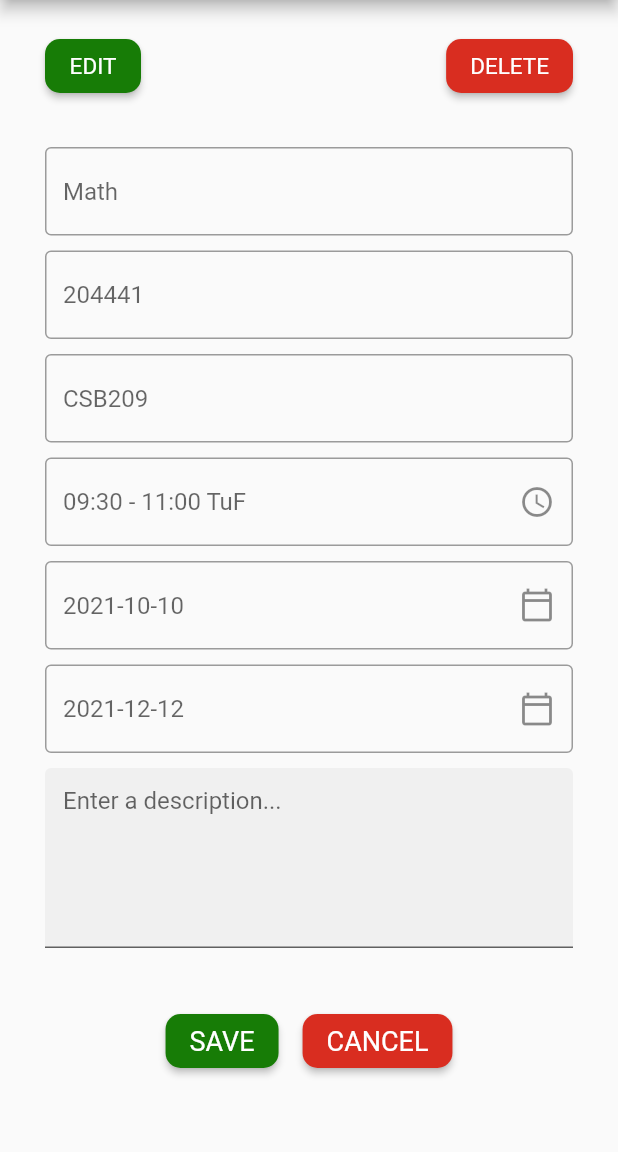
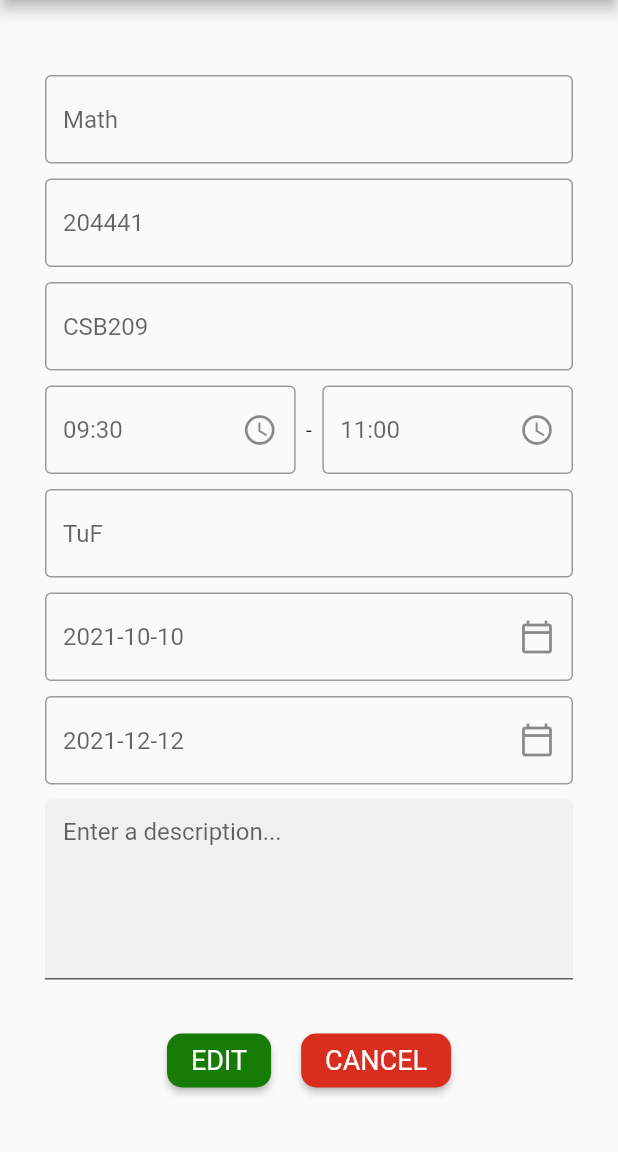
Before and after one commit to nightkuzan/scheduletdl, a Flutter app: the ScheduleManagement screen opened directly, after a tap on an icon or button, on a phone screen of 412 x 824 dp, the part 84-1236 px from its top. Run offline on Flutter 3.47's test engine with Material 2 defaults, Android fonts, the phone set to English and light mode, and no system bars; our stand-ins replace cloud_firestore, firebase_core, form_field_validator; missing offline and left inert: time_planner; accounts and stored records are empty.

Commit message:
fix edit form

```diff
--- a/lib/sch-management/edit-schedule.dart
+++ b/lib/sch-management/edit-schedule.dart
@@ -6,9 +6,11 @@ class Editschedule extends StatefulWidget {
   required this.taskname,
   required this.taskID,
   required this.taskRoom,
-  required this.taskTime,
+  required this.taskTimeStart,
   required this.taskMid,
   required this.taskFinal,
+  required this.taskTimeEnd,
+  required this.taskDay,
   });
 
 
@@ -16,9 +18,11 @@ class Editschedule extends StatefulWidget {
   final String taskname;
   final String taskID;
   final String taskRoom;
-  final String taskTime;
+  final String taskTimeStart;
   final String taskMid;
   final String taskFinal;
+  final String taskTimeEnd;
+  final String taskDay;
 
   @override
   State<Editschedule> createState() => _Editschedule();
@@ -70,33 +74,33 @@ class _Editschedule extends State<Editschedule> {
               padding: const EdgeInsets.only(left: 30, right: 30),
               child: Column(
                 children: [
-                  Row(
-                    mainAxisAlignment: MainAxisAlignment.spaceBetween,
-                    children: [
-                      ElevatedButton(
-                        onPressed: () {},
-                        style: ElevatedButton.styleFrom(
-                            backgroundColor: const Color(0xff177C06),
-                            shape: RoundedRectangleBorder(
-                                borderRadius: BorderRadius.circular(10.0)),
-                            textStyle: const TextStyle(
-                              fontSize: 15,
-                            )),
-                        child: const Text("EDIT"),
-                      ),
-                      ElevatedButton(
-                        onPressed: () {},
-                        style: ElevatedButton.styleFrom(
-                            backgroundColor: const Color(0xffD92D20),
-                            shape: RoundedRectangleBorder(
-                                borderRadius: BorderRadius.circular(10.0)),
-                            textStyle: const TextStyle(
-                              fontSize: 15,
-                            )),
-                        child: const Text("DELETE"),
-                      ),
-                    ],
-                  ),
+                  // Row(
+                  //   mainAxisAlignment: MainAxisAlignment.spaceBetween,
+                  //   children: [
+                  //     ElevatedButton(
+                  //       onPressed: () {},
+                  //       style: ElevatedButton.styleFrom(
+                  //           backgroundColor: const Color(0xff177C06),
+                  //           shape: RoundedRectangleBorder(
+                  //               borderRadius: BorderRadius.circular(10.0)),
+                  //           textStyle: const TextStyle(
+                  //             fontSize: 15,
+                  //           )),
+                  //       child: const Text("EDIT"),
+                  //     ),
+                  //     ElevatedButton(
+                  //       onPressed: () {},
+                  //       style: ElevatedButton.styleFrom(
+                  //           backgroundColor: const Color(0xffD92D20),
+                  //           shape: RoundedRectangleBorder(
+                  //               borderRadius: BorderRadius.circular(10.0)),
+                  //           textStyle: const TextStyle(
+                  //             fontSize: 15,
+                  //           )),
+                  //       child: const Text("DELETE"),
+                  //     ),
+                  //   ],
+                  // ),
                   const SizedBox(
                     height: 30,
                   ),
@@ -133,10 +137,37 @@ class _Editschedule extends State<Editschedule> {
                         const SizedBox(
                           height: 10,
                         ),
+                        Row(
+                          children: [
+                            Expanded(
+                              child: TextFormField(
+                                decoration: InputDecoration(
+                                  hintText: "${widget.taskTimeStart}" == '' ? 'Time' : "${widget.taskTimeStart}",
+                                  suffixIcon: const Icon(Icons.access_time),
+                                  border:
+                                      const OutlineInputBorder(borderSide: BorderSide()),
+                                ),
+                              ),
+                            ),
+                            const Text("  -  "),
+                            Expanded(
+                              child: TextFormField(
+                                decoration: InputDecoration(
+                                  hintText: "${widget.taskTimeEnd}" == '' ? 'Time' : "${widget.taskTimeEnd}",
+                                  suffixIcon: const Icon(Icons.access_time),
+                                  border:
+                                      const OutlineInputBorder(borderSide: BorderSide()),
+                                ),
+                              ),
+                            ),
+                          ],
+                        ),
+                        const SizedBox(
+                          height: 10,
+                        ),
                         TextFormField(
                           decoration: InputDecoration(
-                            hintText: "${widget.taskTime}" == '' ? 'Time' : "${widget.taskTime}",
-                            suffixIcon: Icon(Icons.access_time),
+                            hintText: "${widget.taskDay}" == '' ? 'Day' : "${widget.taskDay}",
                             border:
                                 const OutlineInputBorder(borderSide: BorderSide()),
                           ),
@@ -192,7 +223,7 @@ class _Editschedule extends State<Editschedule> {
                     mainAxisAlignment: MainAxisAlignment.center,
                     children: [
                       Padding(
-                        padding: const EdgeInsets.all(8.0),
+                        padding: const EdgeInsets.only(bottom: 20),
                         child: ElevatedButton(
                           onPressed: () {},
                           style: ElevatedButton.styleFrom(
@@ -202,13 +233,16 @@ class _Editschedule extends State<Editschedule> {
                               textStyle: const TextStyle(
                                 fontSize: 18,
                               )),
-                          child: const Text("SAVE"),
+                          child: const Text("EDIT"),
                         ),
                       ),
+                      const SizedBox(width: 20,),
                       Padding(
-                        padding: const EdgeInsets.all(8.0),
+                        padding: const EdgeInsets.only(bottom: 20),
                         child: ElevatedButton(
-                          onPressed: () {},
+                          onPressed: () {
+                            Navigator.pop(context);
+                          },
                           style: ElevatedButton.styleFrom(
                               backgroundColor: const Color(0xffD92D20),
                               shape: RoundedRectangleBorder(
```
Also changed, not shown: lib/sch-management/schedule-management.dart (+69 -6 lines).
